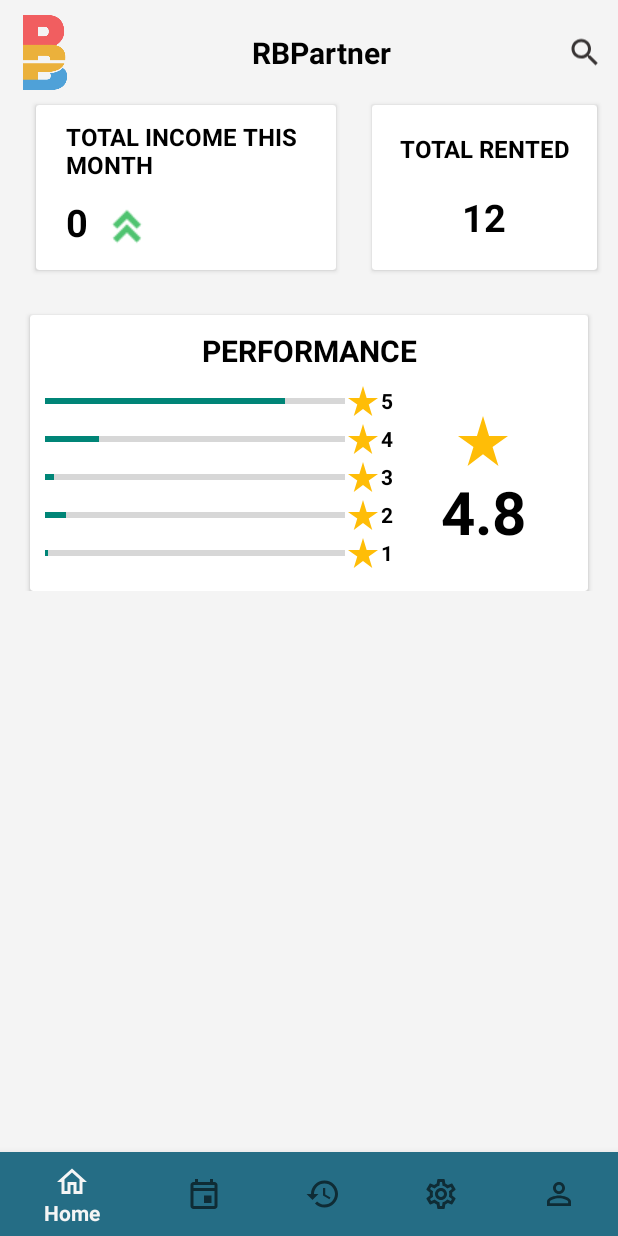
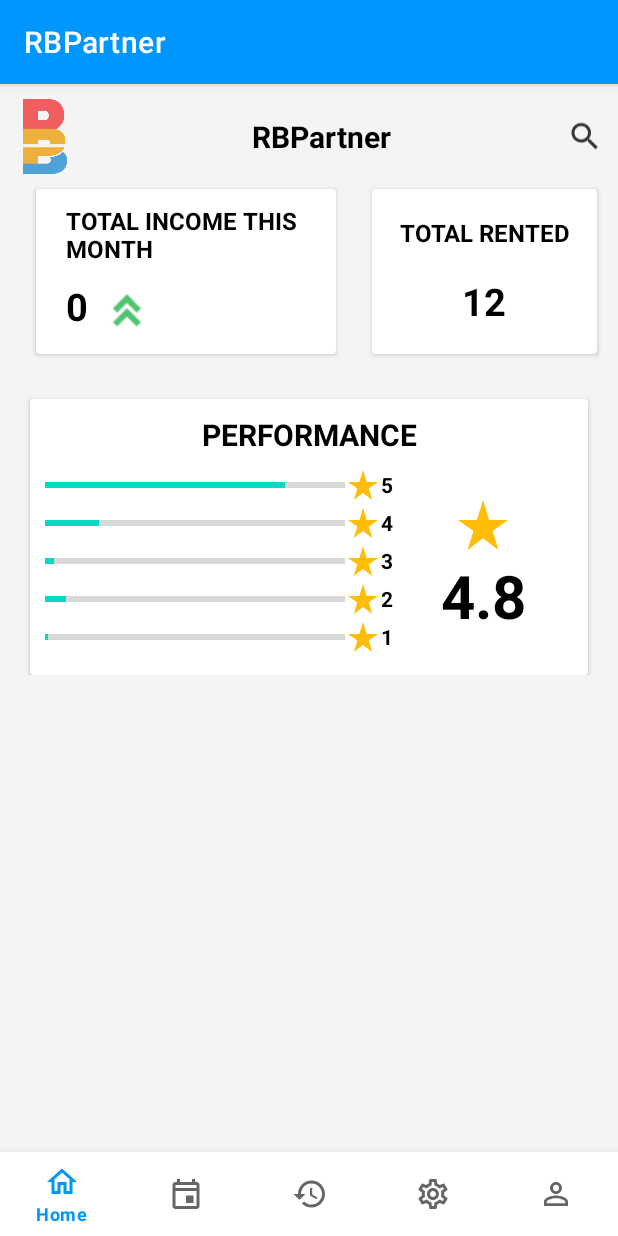
Before and after one commit to antoniuskevin15/UASMAP22_Admin, an Android app: the screen it shows after launch once a user with an empty profile is signed in (HomeActivity), on a phone screen of 412 x 824 dp. Run offline under Robolectric (Android 15) with nearby library versions, the phone set to English and light mode, and no system bars; our stand-ins replace Firebase (no records; nobody signed in at launch, a user with empty details on screens opened directly); 1 statement that could not run was skipped.

Commit message:
Benerin Bot nav view vallen

```diff
--- a/app/src/main/AndroidManifest.xml
+++ b/app/src/main/AndroidManifest.xml
@@ -14,7 +14,7 @@
         android:label="@string/app_name"
         android:roundIcon="@mipmap/ic_launcher_round"
         android:supportsRtl="true"
-        android:theme="@style/Theme.AppCompat.Light.NoActionBar"
+        android:theme="@style/Theme.UASMAP22_Admind"
         tools:targetApi="31">
         <activity
             android:name=".ApproveActivity"
--- a/app/src/main/res/layout/activity_home.xml
+++ b/app/src/main/res/layout/activity_home.xml
@@ -64,10 +64,8 @@
     <com.google.android.material.bottomnavigation.BottomNavigationView
         android:id="@+id/bottomNavigationView"
         android:layout_width="match_parent"
-        android:layout_height="56dp"
-        app:menu="@menu/bottom_tabs"
-        android:background="@color/secondary"
+        android:layout_height="wrap_content"
+        android:layout_alignParentBottom="true"
         app:layout_constraintBottom_toBottomOf="parent"
-        app:layout_constraintEnd_toEndOf="parent"
-        app:layout_constraintStart_toStartOf="parent" />
+        app:menu="@menu/bottom_tabs" />
 </androidx.constraintlayout.widget.ConstraintLayout>
--- a/app/src/main/res/values-night/themes.xml
+++ b/app/src/main/res/values-night/themes.xml
@@ -2,15 +2,16 @@
     <!-- Base application theme. -->
     <style name="Theme.UASMAP22_Admind" parent="Theme.MaterialComponents.DayNight.DarkActionBar">
         <!-- Primary brand color. -->
-        <item name="colorPrimary">@color/purple_200</item>
-        <item name="colorPrimaryVariant">@color/purple_700</item>
-        <item name="colorOnPrimary">@color/black</item>
+        <item name="colorPrimary">@color/brightblue</item>
+        <item name="colorPrimaryVariant">@color/white</item>
+        <item name="colorOnPrimary">@color/white</item>
         <!-- Secondary brand color. -->
         <item name="colorSecondary">@color/teal_200</item>
-        <item name="colorSecondaryVariant">@color/teal_200</item>
+        <item name="colorSecondaryVariant">@color/teal_700</item>
         <item name="colorOnSecondary">@color/black</item>
         <!-- Status bar color. -->
         <item name="android:statusBarColor" tools:targetApi="l">?attr/colorPrimaryVariant</item>
+        <item name="android:windowLightStatusBar">true</item>
         <!-- Customize your theme here. -->
     </style>
 </resources>
--- a/app/src/main/res/values/colors.xml
+++ b/app/src/main/res/values/colors.xml
@@ -19,4 +19,5 @@
     <color name="periwinkle">#FF7583ca</color>
     <color name="bone">#FFF4F4F4</color>
     <color name="rose">#FFFCF4F4</color>
+    <color name="brightblue">#0096FF</color>
 </resources>
--- a/app/src/main/res/values/themes.xml
+++ b/app/src/main/res/values/themes.xml
@@ -2,15 +2,16 @@
     <!-- Base application theme. -->
     <style name="Theme.UASMAP22_Admind" parent="Theme.MaterialComponents.DayNight.DarkActionBar">
         <!-- Primary brand color. -->
-        <item name="colorPrimary">@color/primary</item>
-        <item name="colorPrimaryVariant">@color/purple_700</item>
+        <item name="colorPrimary">@color/brightblue</item>
+        <item name="colorPrimaryVariant">@color/white</item>
         <item name="colorOnPrimary">@color/white</item>
         <!-- Secondary brand color. -->
-        <item name="colorSecondary">@color/secondary</item>
-        <item name="colorSecondaryVariant">@color/ternary</item>
+        <item name="colorSecondary">@color/teal_200</item>
+        <item name="colorSecondaryVariant">@color/teal_700</item>
         <item name="colorOnSecondary">@color/black</item>
         <!-- Status bar color. -->
         <item name="android:statusBarColor" tools:targetApi="l">?attr/colorPrimaryVariant</item>
+        <item name="android:windowLightStatusBar">true</item>
         <!-- Customize your theme here. -->
     </style>
 </resources>
```
